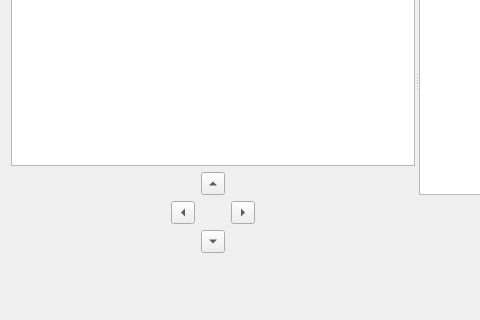
Old version of the form Forms/ui_scheduleDialog.ui in the repository diana134/afs; both pictures show x 0 to 480 and y 103 to 423 of the 833 by 423 pixel window.
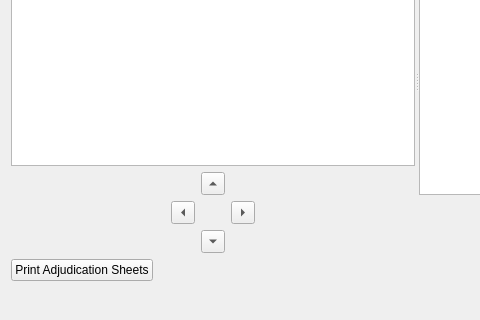
New version of the form.

Commit message: Added print adjudication sheets button, doesn't print yet

Diff of the .ui file:
```diff
--- a/Forms/ui_scheduleDialog.ui
+++ b/Forms/ui_scheduleDialog.ui
@@ -188,6 +188,13 @@
    </item>
    <item>
     <layout class="QHBoxLayout" name="horizontalLayout">
+     <item>
+      <widget class="QPushButton" name="printAdjudicationSheetsBtn">
+       <property name="text">
+        <string>Print Adjudication Sheets</string>
+       </property>
+      </widget>
+     </item>
      <item>
       <spacer name="horizontalSpacer_5">
        <property name="orientation">
```
The commit also changes 3 other files.
